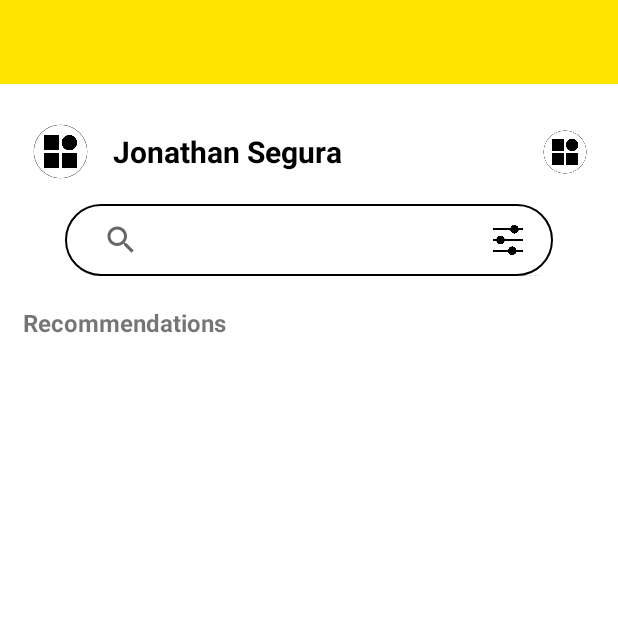
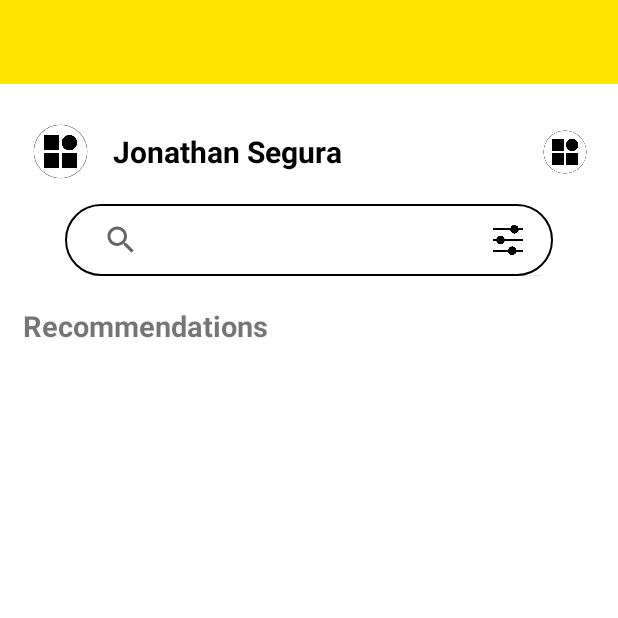
Before and after one commit to JonathanVSB/CookIm, an Android app: the HomePage screen opened directly, with no data from a screen before it, on a phone screen of 412 x 824 dp, the top half of it. Run offline under Robolectric (Android 15) with nearby library versions, the phone set to English and light mode, and no system bars.

Commit message:
21/03/2023

```diff
--- a/app/src/main/java/com/example/cookim/HomePage.java
+++ b/app/src/main/java/com/example/cookim/HomePage.java
@@ -21,6 +21,8 @@ public class HomePage extends Activity {
 
         binding = ActivityHomeBinding.inflate(getLayoutInflater());
         setContentView(binding.getRoot());
+
+
     }
 
 
--- a/app/src/main/java/com/example/cookim/ui/LoginActivity.java
+++ b/app/src/main/java/com/example/cookim/ui/LoginActivity.java
@@ -1,6 +1,5 @@
 package com.example.cookim.ui;
 
-import android.content.Context;
 import android.content.Intent;
 import android.os.Bundle;
 import android.view.View;
@@ -37,6 +36,7 @@ public class LoginActivity extends AppCompatActivity {
         setContentView(binding.getRoot());
         model = new Model();
 
+        String username = binding.etUsername.getText().toString();
         initElements();
 
 
--- a/app/src/main/java/com/example/cookim/ui/RecipePage.java
+++ b/app/src/main/java/com/example/cookim/ui/RecipePage.java
@@ -4,7 +4,6 @@ import android.app.Activity;
 import android.os.Bundle;
 
 import com.example.cookim.R;
-import com.example.cookim.databinding.ActivityHomeBinding;
 
 public class RecipePage extends Activity {
 
--- a/app/src/main/res/layout/activity_home.xml
+++ b/app/src/main/res/layout/activity_home.xml
@@ -120,13 +120,13 @@
 
         <androidx.appcompat.widget.AppCompatTextView
             android:id="@+id/recommendations_title"
-            android:layout_width="150dp"
+            android:layout_width="174dp"
             android:layout_height="30dp"
             android:text="Recommendations"
-            android:textSize="16dp"
+            android:textSize="19dp"
             android:textStyle="bold"
             app:layout_constraintStart_toStartOf="parent"
-            app:layout_constraintTop_toTopOf="parent"/>
+            app:layout_constraintTop_toTopOf="parent" />
 
         <androidx.recyclerview.widget.RecyclerView
             android:id="@+id/recommendations_rv"
```
Also changed, not shown: app/src/main/java/com/example/cookim/controller/Controller.java (+54 -0 lines).
